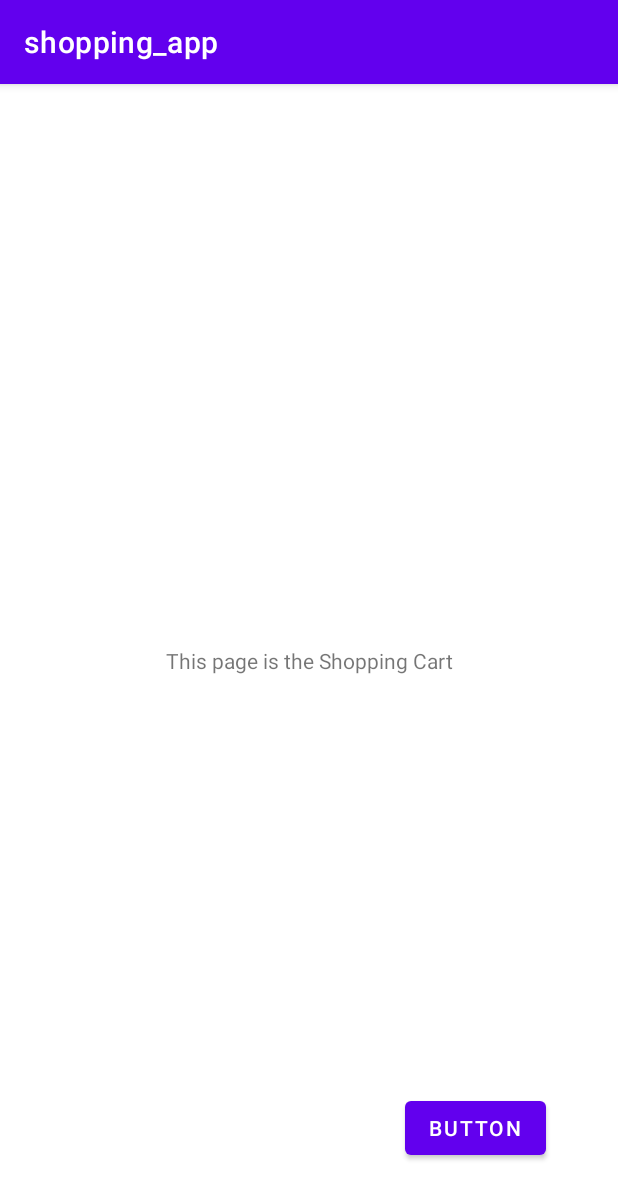
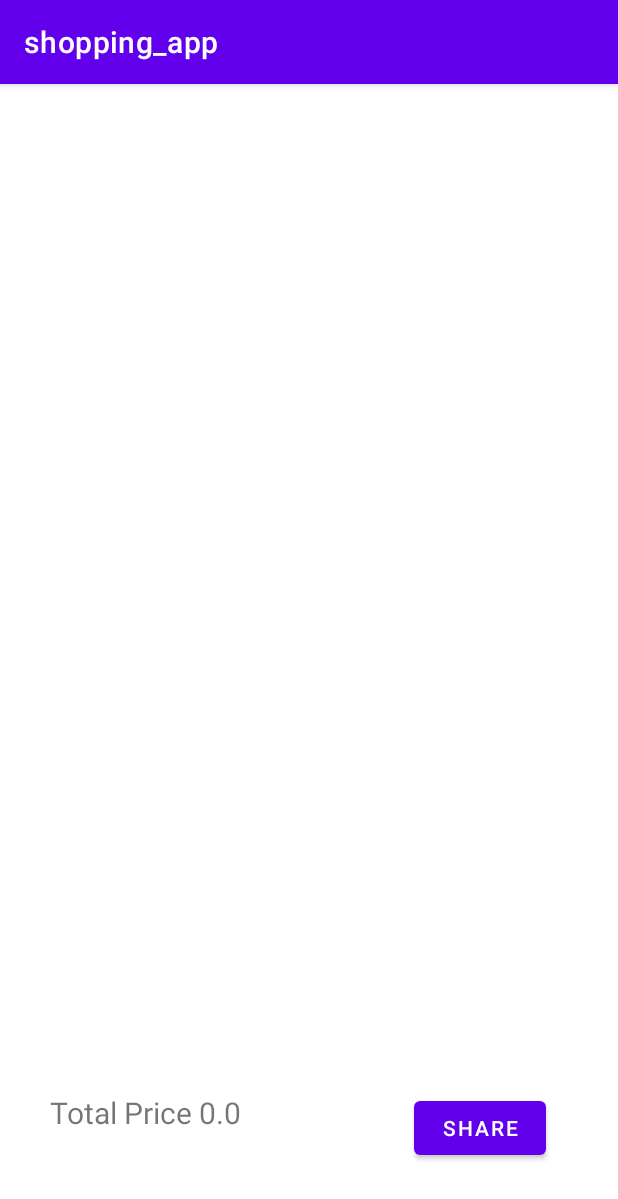
Before and after one commit to sergi-s/Android-Project, an Android app: the ShoppingCart screen opened directly, with no data from a screen before it, on a phone screen of 412 x 824 dp. Shown: the top 1199 px of the screen. Run offline under Robolectric (Android 15) with nearby library versions, the phone set to English and light mode, and no system bars; 2 statements that could not run were skipped.

Commit message:
Total Price

```diff
--- a/app/src/main/java/com/example/shopping_app/ShoppingCart.java
+++ b/app/src/main/java/com/example/shopping_app/ShoppingCart.java
@@ -9,6 +9,7 @@ import android.os.Bundle;
 import android.util.Log;
 import android.view.View;
 import android.widget.Button;
+import android.widget.TextView;
 import android.widget.Toast;
 
 import java.util.ArrayList;
@@ -16,11 +17,11 @@ import java.util.List;
 
 public class ShoppingCart extends AppCompatActivity {
     RecyclerView recycleView;
-    List<Item> list = new ArrayList<Item>();
-    int images[] = {R.drawable.knee_pads, R.drawable.helmet, R.drawable.pants, R.drawable.bicycles, R.drawable.bottles, R.drawable.shirts, R.drawable.nikes};
     List<Item> order;
     double sum = 0;
+    TextView totalprice;
     Button btn;
+
     @Override
     protected void onCreate(Bundle savedInstanceState) {
         super.onCreate(savedInstanceState);
@@ -28,8 +29,8 @@ public class ShoppingCart extends AppCompatActivity {
 
         Intent intent = getIntent();
         order = (List<Item>) intent.getSerializableExtra("List");
-        btn=findViewById(R.id.button);
-        recycleView=findViewById(R.id.shoppingCartView);
+        btn = findViewById(R.id.button);
+        recycleView = findViewById(R.id.shoppingCartView);
 
         RecycleViewAdapterCart myAdapter = new RecycleViewAdapterCart(this, order);
 
@@ -37,31 +38,30 @@ public class ShoppingCart extends AppCompatActivity {
         recycleView.setLayoutManager(new LinearLayoutManager(this));
 
 
-//        for (int i = 0; i < order.size(); i++) {
-//            Log.d("Ordred", String.valueOf(order.get(0)));
-//        }
-
         for (int i = 0; i < order.size(); i++) {
             String str = order.get(i).Price;
             StringBuilder sb = new StringBuilder(str);
             sum += Double.parseDouble(sb.deleteCharAt(str.length() - 1).toString());
         }
 
-        Log.d("Total Price", String.valueOf(sum));
+        totalprice = (TextView) findViewById(R.id.totalprice);
+        totalprice.setText( "Total Price "+String.valueOf(sum));
+
         btn.setOnClickListener(new View.OnClickListener() {
             @Override
             public void onClick(View view) {
                 Intent intent = new Intent();
-                intent.putExtra("total",sum);
+                intent.putExtra("total", sum);
 
                 intent.setAction("com.example.shopping_app.CUSTOM_INTENT");
                 sendBroadcast(intent);
-                Log.d("aaaaaaaaaaaaaaaaaaaaaaa", "broadcastIntent: ");
+
+
             }
         });
     }
 
-    public void broadcastIntent(View view){
+    public void broadcastIntent(View view) {
 
     }
 
--- a/app/src/main/res/layout/activity_shopping_cart.xml
+++ b/app/src/main/res/layout/activity_shopping_cart.xml
@@ -9,11 +9,16 @@
     <TextView
         android:layout_width="wrap_content"
         android:layout_height="wrap_content"
-        android:text="This page is the Shopping Cart"
+        android:id="@+id/totalprice"
+        android:textSize="20dp"
         app:layout_constraintBottom_toBottomOf="parent"
+        app:layout_constraintEnd_toEndOf="@+id/shoppingCartView"
+        app:layout_constraintHorizontal_bias="0.118"
         app:layout_constraintLeft_toLeftOf="parent"
         app:layout_constraintRight_toRightOf="parent"
-        app:layout_constraintTop_toTopOf="parent" />
+        app:layout_constraintStart_toStartOf="@+id/shoppingCartView"
+        app:layout_constraintTop_toTopOf="@+id/shoppingCartView"
+        app:layout_constraintVertical_bias="0.907" />
 
     <Button
         android:id="@+id/button"
@@ -21,7 +26,7 @@
         android:layout_height="wrap_content"
         android:layout_marginEnd="48dp"
         android:layout_marginBottom="48dp"
-        android:text="Button"
+        android:text="Share"
         app:layout_constraintBottom_toBottomOf="parent"
         app:layout_constraintEnd_toEndOf="parent" />
 
@@ -29,6 +34,6 @@
         android:id="@+id/shoppingCartView"
         android:layout_width="match_parent"
         android:layout_height="match_parent"
-        tools:layout_editor_absoluteX="118dp"
-        tools:layout_editor_absoluteY="34dp" />
+        tools:layout_editor_absoluteX="0dp"
+        tools:layout_editor_absoluteY="0dp" />
 </androidx.constraintlayout.widget.ConstraintLayout>
```
